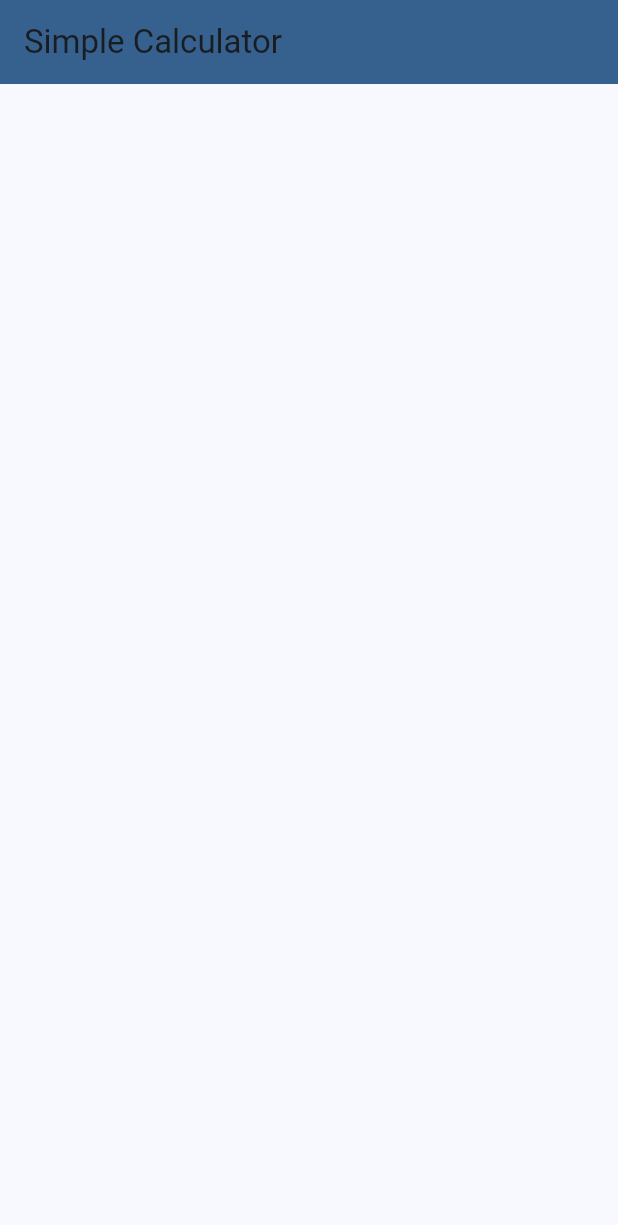
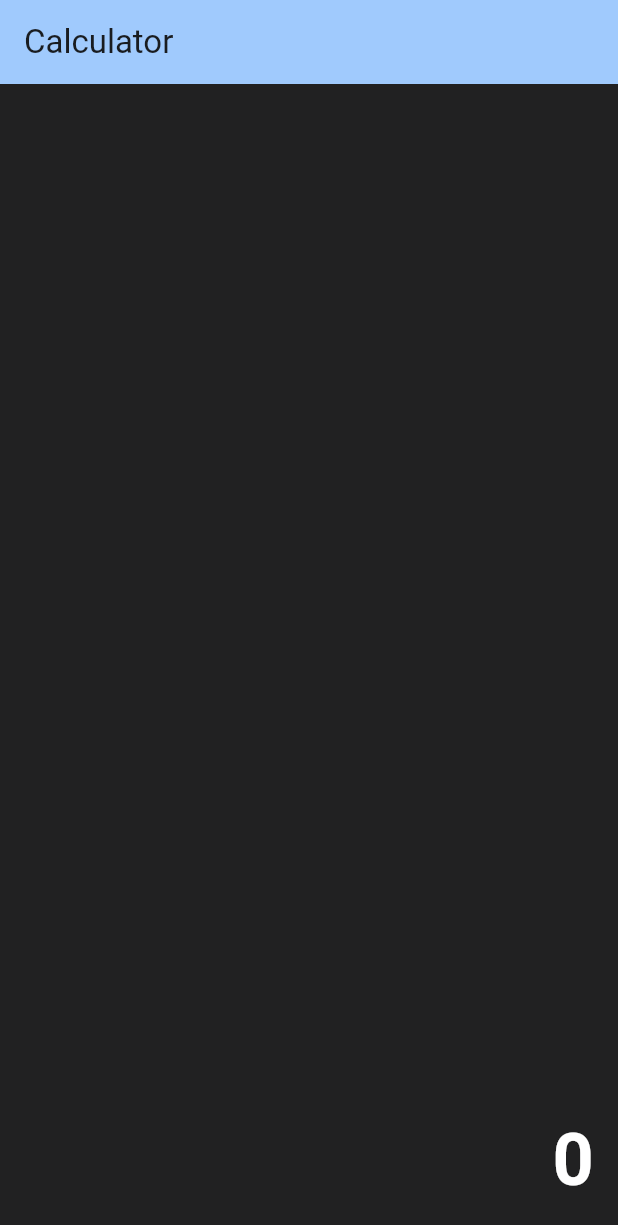
Before and after one commit to princeampofo/calculatorapp, a Flutter app: the screen it shows after launch, on a phone screen of 412 x 824 dp. Shown: the top 1225 px of the screen. Run offline on Flutter 3.47's test engine with Material 3 defaults, Android fonts, the phone set to English and light mode, and no system bars.

Commit message:
added area for display

```diff
--- a/lib/main.dart
+++ b/lib/main.dart
@@ -27,14 +27,38 @@ class CalculatorHomePage extends StatefulWidget {
 }
 
 class _CalculatorHomePageState extends State<CalculatorHomePage> {
+
+  // Variable to hold calculation result
+  String _display = '0';
+
   @override
   Widget build(BuildContext context) {
     return Scaffold(
       appBar: AppBar(
-        title: const Text('Simple Calculator'),
-        backgroundColor: Theme.of(context).colorScheme.primary,
+        title: const Text('Calculator'),
+        backgroundColor: Theme.of(context).colorScheme.inversePrimary,
       ),
-      body: Container(),
+      body: Column(
+        children: [
+          // Display area
+          Expanded(
+            flex: 2,
+            child: Container(
+              padding: const EdgeInsets.all(16),
+              alignment: Alignment.bottomRight,
+              color: Colors.black87,
+              child: Text(
+                _display,
+                style: const TextStyle(
+                  fontSize: 48,
+                  fontWeight: FontWeight.bold,
+                  color: Colors.white,
+                ),
+              ),
+            ),
+          ),
+        ],
+      ),
     );
   }
 }
```
